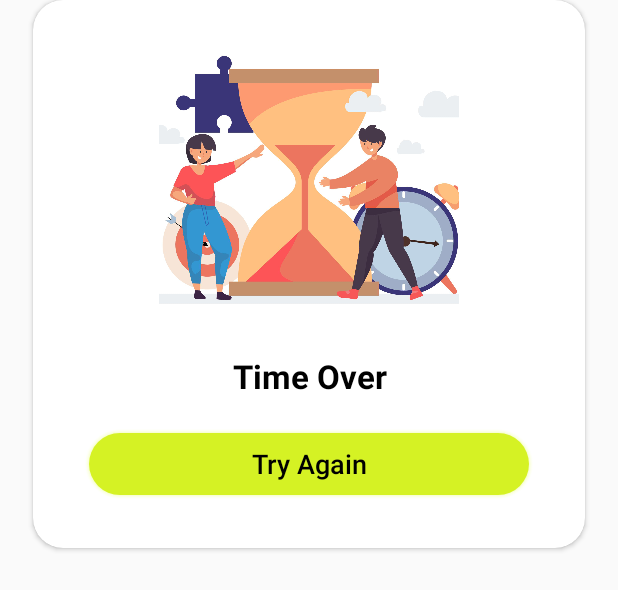
After one commit to gtran6/QuizTime, an Android app: the layout time_over_dialog.xml on its own in the app's theme, with its tools: preview values and no code run, on a phone screen of 412 x 824 dp. The commit adds this screen. Shown: the top 590 px of the screen. Run offline under Robolectric (Android 15) with nearby library versions, the phone set to English and light mode, and no system bars.

Commit message:
add alert time out dialog

```diff
--- /dev/null
+++ b/app/src/main/java/com/example/quizapp/Utils/Utiles.kt
@@ -0,0 +1,6 @@
+package com.example.quizapp.Utils
+
+object Utiles {
+    const val countDownInMilliSecond = 60000L
+    const val countDownInterval = 1000L
+}
--- a/app/src/main/res/layout/activity_quiz.xml
+++ b/app/src/main/res/layout/activity_quiz.xml
@@ -23,8 +23,9 @@
                 android:id="@+id/tvTimer"
                 android:layout_width="wrap_content"
                 android:layout_height="wrap_content"
-                android:text="@string/_30"
+                android:text="@string/_60"
                 android:textColor="@color/black"
+                android:textStyle="bold"
                 android:textSize="20sp" />
 
             <TextView
@@ -33,6 +34,7 @@
                 android:layout_height="wrap_content"
                 android:layout_alignParentEnd="true"
                 android:text="@string/_1_10"
+                android:textStyle="bold"
                 android:textColor="@color/black"
                 android:textSize="20sp" />
 
--- /dev/null
+++ b/app/src/main/res/layout/time_over_dialog.xml
@@ -0,0 +1,59 @@
+<?xml version="1.0" encoding="utf-8"?>
+<androidx.cardview.widget.CardView xmlns:android="http://schemas.android.com/apk/res/android"
+    xmlns:app="http://schemas.android.com/apk/res-auto"
+    android:layout_width="match_parent"
+    android:layout_height="wrap_content"
+    android:layout_marginLeft="22dp"
+    app:cardCornerRadius="20dp"
+    android:layout_marginRight="22dp">
+
+    <androidx.constraintlayout.widget.ConstraintLayout
+        android:layout_width="match_parent"
+        android:layout_height="match_parent">
+
+        <ImageView
+            android:id="@+id/imageView5"
+            android:layout_width="200dp"
+            android:layout_height="200dp"
+            android:layout_marginTop="16dp"
+            android:src="@drawable/timeup"
+            android:scaleType="centerCrop"
+            app:layout_constraintEnd_toEndOf="parent"
+            app:layout_constraintStart_toStartOf="parent"
+            app:layout_constraintTop_toTopOf="parent" />
+
+        <TextView
+            android:id="@+id/textView"
+            android:layout_width="match_parent"
+            android:layout_height="wrap_content"
+            android:layout_marginTop="20dp"
+            android:layout_marginBottom="20dp"
+            android:text="@string/time_over"
+            android:textAlignment="center"
+            android:textColor="@android:color/black"
+            android:textSize="22sp"
+            android:textStyle="bold"
+            app:layout_constraintBottom_toTopOf="@+id/timeOver_ok"
+            app:layout_constraintEnd_toEndOf="parent"
+            app:layout_constraintStart_toStartOf="parent"
+            app:layout_constraintTop_toBottomOf="@+id/imageView5" />
+
+        <androidx.appcompat.widget.AppCompatButton
+            android:id="@+id/timeOver_ok"
+            android:layout_width="300dp"
+            android:layout_height="wrap_content"
+            android:layout_gravity="center"
+            android:layout_marginBottom="32dp"
+            android:background="@drawable/button_bg"
+            android:text="@string/try_again"
+            android:backgroundTint="#D5F224"
+            android:textColor="@color/black"
+            android:textAllCaps="false"
+            android:textSize="18sp"
+            app:layout_constraintBottom_toBottomOf="parent"
+            app:layout_constraintEnd_toEndOf="parent"
+            app:layout_constraintStart_toStartOf="parent" />
+
+    </androidx.constraintlayout.widget.ConstraintLayout>
+
+</androidx.cardview.widget.CardView>
--- a/app/src/main/res/values/strings.xml
+++ b/app/src/main/res/values/strings.xml
@@ -21,4 +21,6 @@
     <string name="check_answer">Check Answer</string>
     <string name="_30">30</string>
     <string name="_1_10">1/10</string>
+    <string name="time_over">Time Over</string>
+    <string name="_60">60</string>
 </resources>
```
Also changed, not shown: app/src/main/java/com/example/quizapp/Views/QuizActivity.kt (+25 -13 lines), app/src/main/res/drawable/timeup.png (added).
